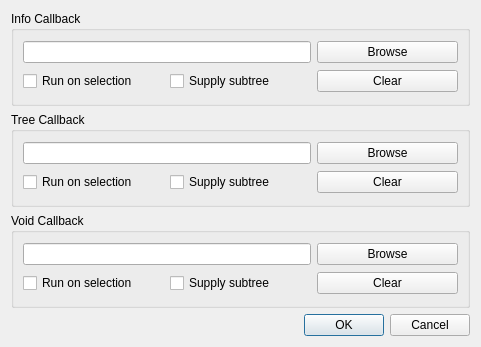
First picture: the form in qtgui/CallbacksDialog.ui, repository eldridgejm/denali, before the edit.
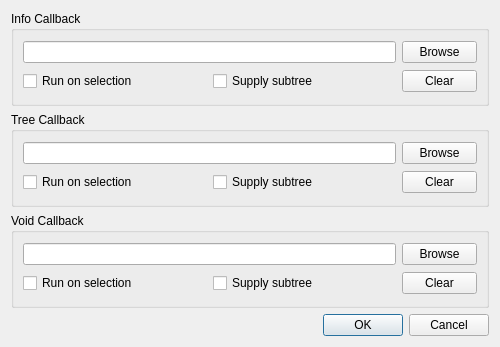
Second picture: the form after the edit.

Commit message: Made some dialogs look prettier.

The edit to the form file:
```diff
--- a/qtgui/CallbacksDialog.ui
+++ b/qtgui/CallbacksDialog.ui
@@ -6,10 +6,22 @@
    <rect>
     <x>0</x>
     <y>0</y>
-    <width>481</width>
+    <width>500</width>
     <height>347</height>
    </rect>
   </property>
+  <property name="minimumSize">
+   <size>
+    <width>500</width>
+    <height>0</height>
+   </size>
+  </property>
+  <property name="maximumSize">
+   <size>
+    <width>500</width>
+    <height>500</height>
+   </size>
+  </property>
   <property name="windowTitle">
    <string>Dialog</string>
   </property>
@@ -25,6 +37,18 @@
       </item>
       <item row="0" column="2">
        <widget class="QPushButton" name="pushButtonBrowseInfo">
+        <property name="minimumSize">
+         <size>
+          <width>50</width>
+          <height>0</height>
+         </size>
+        </property>
+        <property name="maximumSize">
+         <size>
+          <width>75</width>
+          <height>16777215</height>
+         </size>
+        </property>
         <property name="text">
          <string>Browse</string>
         </property>
@@ -46,6 +70,12 @@
       </item>
       <item row="1" column="2">
        <widget class="QPushButton" name="pushButtonClearInfo">
+        <property name="maximumSize">
+         <size>
+          <width>75</width>
+          <height>16777215</height>
+         </size>
+        </property>
         <property name="text">
          <string>Clear</string>
         </property>
@@ -65,6 +95,12 @@
       </item>
       <item row="0" column="2">
        <widget class="QPushButton" name="pushButtonBrowseTree">
+        <property name="maximumSize">
+         <size>
+          <width>75</width>
+          <height>16777215</height>
+         </size>
+        </property>
         <property name="text">
          <string>Browse</string>
         </property>
@@ -86,6 +122,12 @@
       </item>
       <item row="1" column="2">
        <widget class="QPushButton" name="pushButtonClearTree">
+        <property name="maximumSize">
+         <size>
+          <width>75</width>
+          <height>16777215</height>
+         </size>
+        </property>
         <property name="text">
          <string>Clear</string>
         </property>
@@ -102,6 +144,12 @@
      <layout class="QGridLayout" name="gridLayout_3">
       <item row="0" column="2">
        <widget class="QPushButton" name="pushButtonBrowseVoid">
+        <property name="maximumSize">
+         <size>
+          <width>75</width>
+          <height>16777215</height>
+         </size>
+        </property>
         <property name="text">
          <string>Browse</string>
         </property>
@@ -123,6 +171,12 @@
       </item>
       <item row="1" column="2">
        <widget class="QPushButton" name="pushButtonClearVoid">
+        <property name="maximumSize">
+         <size>
+          <width>75</width>
+          <height>16777215</height>
+         </size>
+        </property>
         <property name="text">
          <string>Clear</string>
         </property>
```
Left out of the diff: 6 changed lines with no effect on the pictures. The commit also changes 1 other file.
